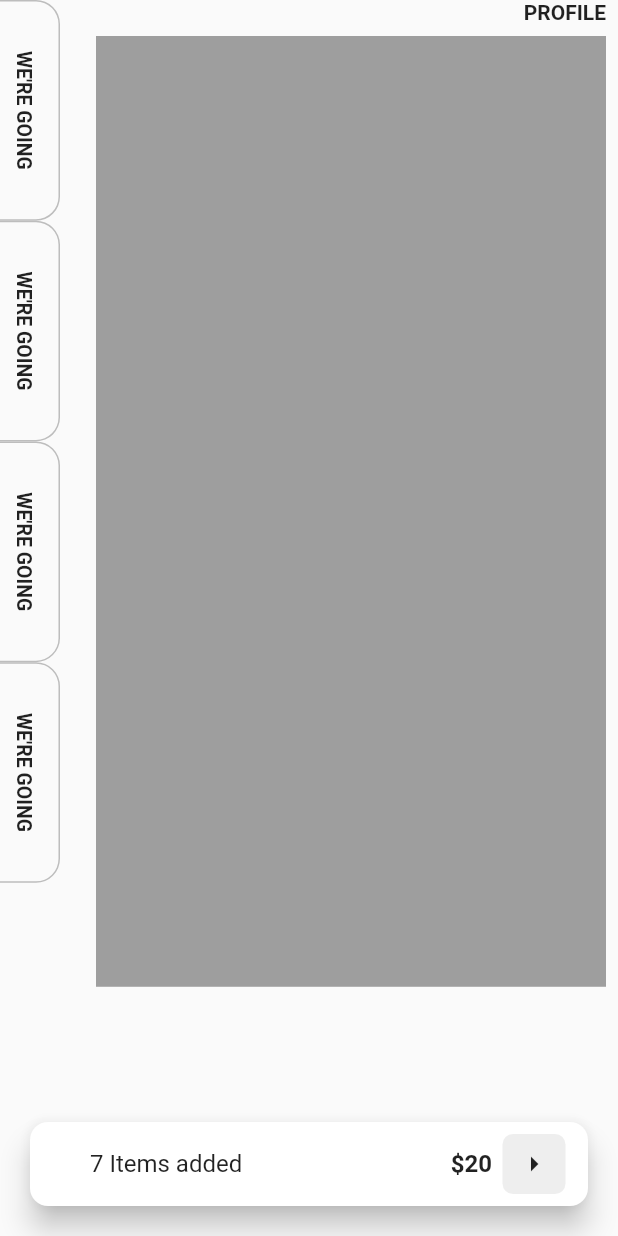
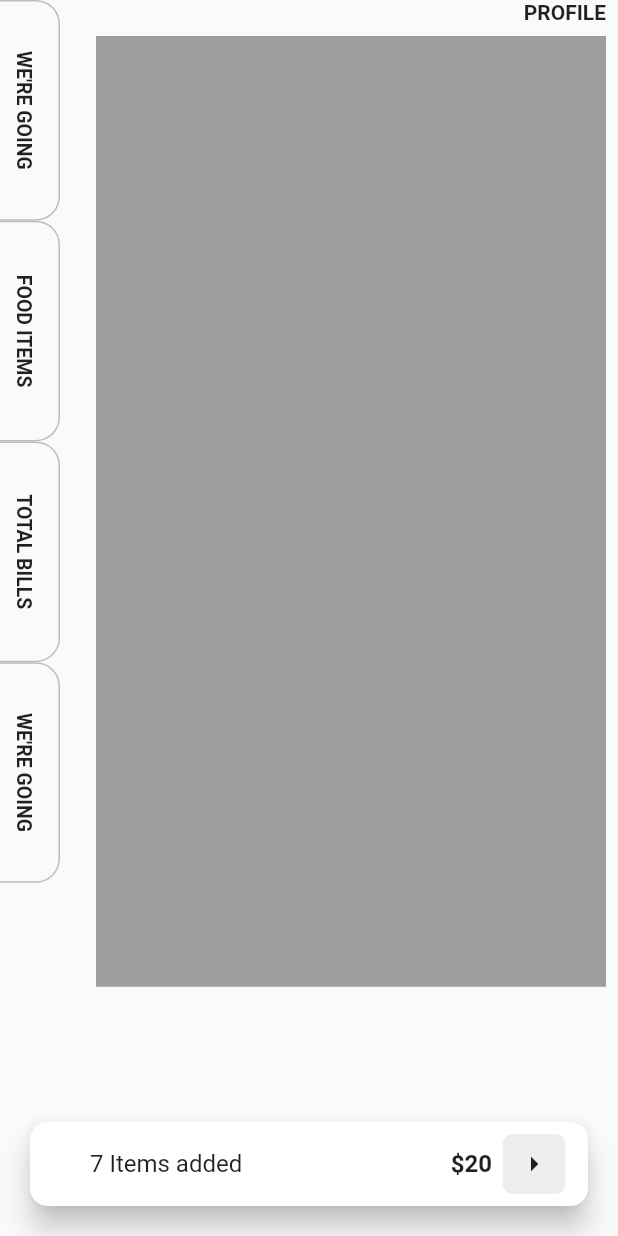
Before and after one commit to JAICHANGPARK/flutter_notebook_11th_story, a Flutter app: the screen it shows after launch, on a phone screen of 412 x 824 dp. Run offline on Flutter 3.47's test engine with Material 2 defaults, Android fonts, the phone set to English and light mode, and no system bars; our stand-ins replace backdrop, badges, flutter_inner_drawer, flutter_slidable, flutter_swiper, google_fonts.

Commit message:
Update food_bill_home_page.dart

```diff
--- a/lib/ep714_food_bill_app/ui/food_bill_home_page.dart
+++ b/lib/ep714_food_bill_app/ui/food_bill_home_page.dart
@@ -69,7 +69,7 @@ class _FoodBillHomePageState extends State<FoodBillHomePage> {
                       child: Center(
                         child: RotatedBox(
                           quarterTurns: 1,
-                          child: Text("WE'RE GOING",style: TextStyle(
+                          child: Text("FOOD ITEMS",style: TextStyle(
                               fontSize: 13,
                               fontWeight: FontWeight.bold
                           ),),
@@ -89,7 +89,7 @@ class _FoodBillHomePageState extends State<FoodBillHomePage> {
                       child: Center(
                         child: RotatedBox(
                           quarterTurns: 1,
-                          child: Text("WE'RE GOING",style: TextStyle(
+                          child: Text("TOTAL BILLS",style: TextStyle(
                               fontSize: 13,
                               fontWeight: FontWeight.bold
                           ),),
```
